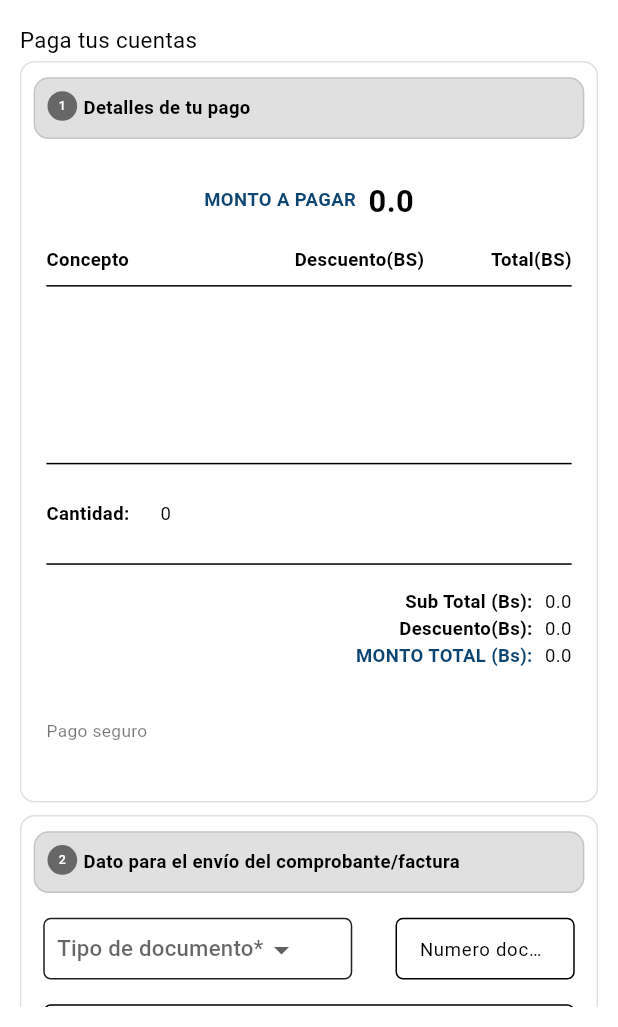
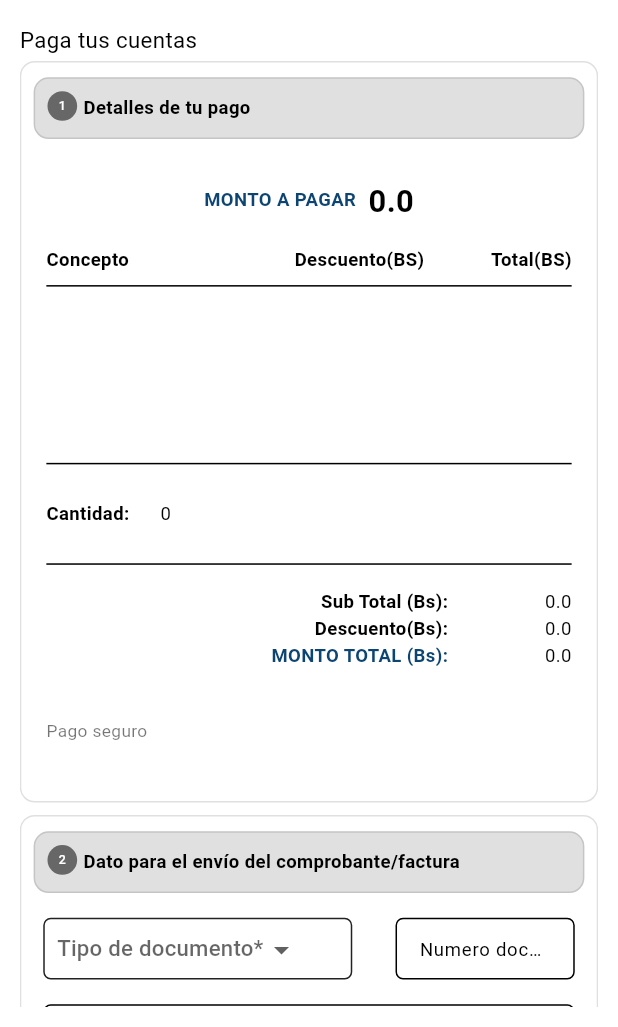
Before and after one commit to Reyshel07/PAGOS_EN_LINEA_EMI, a Flutter app: the PagoCuentasScreen screen opened by its route, on a phone screen of 412 x 824 dp, the part 209-1236 px from its top. Run offline on Flutter 3.47's test engine with Material 3 defaults, Android fonts, the phone set to English and light mode, and no system bars; our stand-ins replace cloud_firestore, dio, firebase_core, go_router, shared_preferences; accounts and stored records are empty.

Commit message:
commit27

```diff
--- a/lib/presentation/screens/payment_method_screen/widgets_pago/detalles_pago.dart
+++ b/lib/presentation/screens/payment_method_screen/widgets_pago/detalles_pago.dart
@@ -220,46 +220,21 @@ class DetallesPago extends StatelessWidget {
               child: Row(
                 mainAxisAlignment: MainAxisAlignment.end,
                 children: [
+                  Column(
+                    crossAxisAlignment: CrossAxisAlignment.end,
+                    children: [
                       Text('Sub Total (Bs):',
                         style: TextStyle(
                           fontSize: letterSize * 0.015,
                           fontWeight: FontWeight.bold,
                         )
                       ),
-                  SizedBox(width: broadSpacing ),
-                  Text('$totalMonto',
-                   style: TextStyle(
-                    fontSize: letterSize *0.015,
-                    )
-                  ),
-                ],
-              ),
-            ),
-            SizedBox(
-              width: screenSize.width * 0.85,
-              child: Row(
-                mainAxisAlignment: MainAxisAlignment.end,
-                children: [
                       Text('Descuento(Bs):',
                         style: TextStyle(
                           fontSize: letterSize * 0.015,
                           fontWeight: FontWeight.bold,
                         )
                       ),
-                  SizedBox(width: broadSpacing),
-                  Text('$totalDescuento',
-                    style: TextStyle(
-                      fontSize: letterSize * 0.015,
-                    )
-                  ),
-                ],
-              ),
-            ),
-            SizedBox(
-              width: screenSize.width * 0.85,
-              child: Row(
-                mainAxisAlignment: MainAxisAlignment.end,
-                children: [
                       Text('MONTO TOTAL (Bs):',
                         style: TextStyle(
                           fontSize: letterSize *0.015,
@@ -267,11 +242,30 @@ class DetallesPago extends StatelessWidget {
                           color: const Color.fromARGB(255, 12, 68, 114)
                         )
                       ),
-                  SizedBox(width: broadSpacing),
+                    ],
+                  ),
+                  SizedBox(
+                    width: screenSize.width * 0.2,
+                    child: Column(
+                      crossAxisAlignment: CrossAxisAlignment.end,
+                      children: [
+                        Text('$totalMonto',
+                          style: TextStyle(
+                            fontSize: letterSize *0.015,
+                          )
+                        ),
+                        Text('$totalDescuento',
+                          style: TextStyle(
+                            fontSize: letterSize * 0.015,
+                          )
+                        ),
                         Text('$monto',
                           style: TextStyle(
                             fontSize: letterSize * 0.015,
                           ),
+                        ),
+                      ],
+                    )
                   ),
                 ],
               ),
```
Lines whose indentation alone changed are shown as unchanged.
